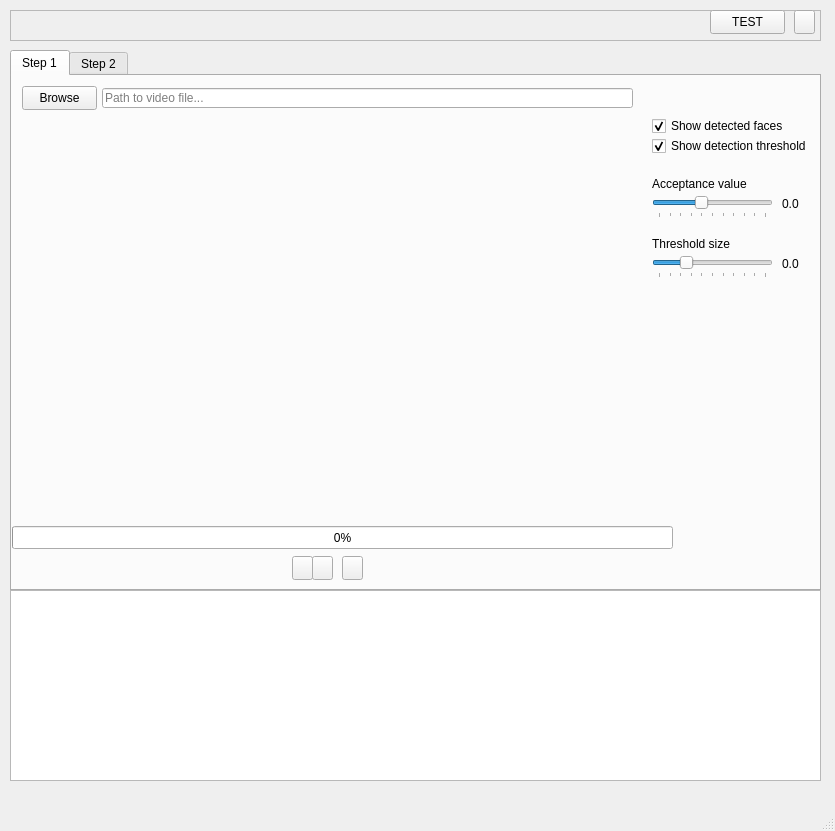
This is AIWake_app.ui in Kirkuss/TFG as Qt 5 draws it before an edit. The edited form follows.
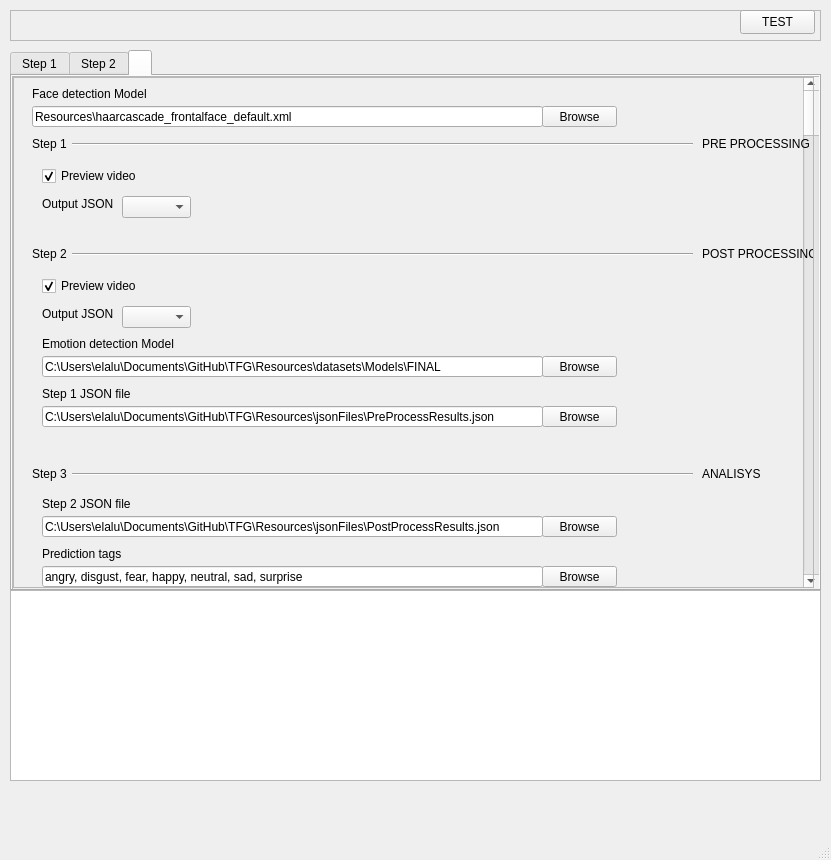
This is the edited form. The open tabs and pages were chosen to show the change. Icons and pictures are not drawn.

Patch:
```diff
--- a/AIWake_app.ui
+++ b/AIWake_app.ui
@@ -6,8 +6,8 @@
    <rect>
     <x>0</x>
     <y>0</y>
-    <width>835</width>
-    <height>831</height>
+    <width>831</width>
+    <height>860</height>
    </rect>
   </property>
   <property name="sizePolicy">
@@ -36,9 +36,21 @@
       <height>541</height>
      </rect>
     </property>
+    <property name="layoutDirection">
+     <enum>Qt::LeftToRight</enum>
+    </property>
+    <property name="tabPosition">
+     <enum>QTabWidget::North</enum>
+    </property>
+    <property name="tabShape">
+     <enum>QTabWidget::Rounded</enum>
+    </property>
     <property name="currentIndex">
      <number>0</number>
     </property>
+    <property name="elideMode">
+     <enum>Qt::ElideNone</enum>
+    </property>
     <widget class="QWidget" name="step1Tab">
      <attribute name="title">
       <string>Step 1</string>
@@ -332,6 +344,633 @@
      <attribute name="title">
       <string>Step 2</string>
      </attribute>
+     <widget class="QLineEdit" name="pathInText_step2">
+      <property name="geometry">
+       <rect>
+        <x>10</x>
+        <y>10</y>
+        <width>611</width>
+        <height>20</height>
+       </rect>
+      </property>
+      <property name="readOnly">
+       <bool>true</bool>
+      </property>
+      <property name="placeholderText">
+       <string>Path to video file...</string>
+      </property>
+     </widget>
+     <widget class="QLabel" name="placeholder_step1_2">
+      <property name="enabled">
+       <bool>true</bool>
+      </property>
+      <property name="geometry">
+       <rect>
+        <x>0</x>
+        <y>40</y>
+        <width>621</width>
+        <height>411</height>
+       </rect>
+      </property>
+      <property name="text">
+       <string/>
+      </property>
+      <property name="pixmap">
+       <pixmap>../../../Desktop/TFG - DOCU/Recursos/Imagenes/Analisis/video-placeholder.jpg</pixmap>
+      </property>
+      <property name="scaledContents">
+       <bool>true</bool>
+      </property>
+      <property name="indent">
+       <number>0</number>
+      </property>
+     </widget>
+     <widget class="QLabel" name="step2Video">
+      <property name="geometry">
+       <rect>
+        <x>0</x>
+        <y>40</y>
+        <width>621</width>
+        <height>411</height>
+       </rect>
+      </property>
+      <property name="text">
+       <string/>
+      </property>
+      <property name="scaledContents">
+       <bool>true</bool>
+      </property>
+      <property name="indent">
+       <number>1</number>
+      </property>
+     </widget>
+     <widget class="QProgressBar" name="step2Pb">
+      <property name="geometry">
+       <rect>
+        <x>0</x>
+        <y>450</y>
+        <width>661</width>
+        <height>23</height>
+       </rect>
+      </property>
+      <property name="value">
+       <number>0</number>
+      </property>
+     </widget>
+     <widget class="QPushButton" name="playBt_2">
+      <property name="geometry">
+       <rect>
+        <x>280</x>
+        <y>480</y>
+        <width>21</width>
+        <height>24</height>
+       </rect>
+      </property>
+      <property name="text">
+       <string/>
+      </property>
+      <property name="icon">
+       <iconset>
+        <normaloff>Resources/app_img/icons/play.png</normaloff>Resources/app_img/icons/play.png</iconset>
+      </property>
+     </widget>
+     <widget class="QPushButton" name="pauseBt_2">
+      <property name="geometry">
+       <rect>
+        <x>300</x>
+        <y>480</y>
+        <width>21</width>
+        <height>24</height>
+       </rect>
+      </property>
+      <property name="text">
+       <string/>
+      </property>
+      <property name="icon">
+       <iconset>
+        <normaloff>Resources/app_img/icons/pause.png</normaloff>Resources/app_img/icons/pause.png</iconset>
+      </property>
+     </widget>
+     <widget class="QPushButton" name="forwardBt_step2">
+      <property name="geometry">
+       <rect>
+        <x>330</x>
+        <y>480</y>
+        <width>21</width>
+        <height>24</height>
+       </rect>
+      </property>
+      <property name="text">
+       <string/>
+      </property>
+      <property name="icon">
+       <iconset>
+        <normaloff>Resources/app_img/icons/forward.png</normaloff>Resources/app_img/icons/forward.png</iconset>
+      </property>
+     </widget>
+    </widget>
+    <widget class="QWidget" name="optionsTab">
+     <attribute name="icon">
+      <iconset>
+       <normaloff>Resources/app_img/icons/gear.png</normaloff>Resources/app_img/icons/gear.png</iconset>
+     </attribute>
+     <attribute name="title">
+      <string/>
+     </attribute>
+     <widget class="QLabel" name="label_3">
+      <property name="geometry">
+       <rect>
+        <x>20</x>
+        <y>10</y>
+        <width>121</width>
+        <height>16</height>
+       </rect>
+      </property>
+      <property name="text">
+       <string>Face detection Model</string>
+      </property>
+     </widget>
+     <widget class="QLineEdit" name="lineEdit">
+      <property name="geometry">
+       <rect>
+        <x>20</x>
+        <y>30</y>
+        <width>511</width>
+        <height>21</height>
+       </rect>
+      </property>
+      <property name="text">
+       <string>Resources\haarcascade_frontalface_default.xml</string>
+      </property>
+      <property name="readOnly">
+       <bool>true</bool>
+      </property>
+     </widget>
+     <widget class="QPushButton" name="BrowseFaceModelBt">
+      <property name="geometry">
+       <rect>
+        <x>530</x>
+        <y>30</y>
+        <width>75</width>
+        <height>21</height>
+       </rect>
+      </property>
+      <property name="text">
+       <string>Browse</string>
+      </property>
+     </widget>
+     <widget class="QLabel" name="label_4">
+      <property name="geometry">
+       <rect>
+        <x>30</x>
+        <y>120</y>
+        <width>71</width>
+        <height>16</height>
+       </rect>
+      </property>
+      <property name="text">
+       <string>Output JSON</string>
+      </property>
+     </widget>
+     <widget class="QLabel" name="label_5">
+      <property name="geometry">
+       <rect>
+        <x>20</x>
+        <y>60</y>
+        <width>49</width>
+        <height>16</height>
+       </rect>
+      </property>
+      <property name="text">
+       <string>Step 1</string>
+      </property>
+     </widget>
+     <widget class="Line" name="line">
+      <property name="geometry">
+       <rect>
+        <x>60</x>
+        <y>60</y>
+        <width>621</width>
+        <height>16</height>
+       </rect>
+      </property>
+      <property name="orientation">
+       <enum>Qt::Horizontal</enum>
+      </property>
+     </widget>
+     <widget class="QComboBox" name="comboBox">
+      <property name="geometry">
+       <rect>
+        <x>110</x>
+        <y>120</y>
+        <width>69</width>
+        <height>22</height>
+       </rect>
+      </property>
+      <property name="currentText">
+       <string/>
+      </property>
+     </widget>
+     <widget class="QCheckBox" name="checkBox">
+      <property name="geometry">
+       <rect>
+        <x>30</x>
+        <y>90</y>
+        <width>101</width>
+        <height>20</height>
+       </rect>
+      </property>
+      <property name="text">
+       <string>Preview video</string>
+      </property>
+      <property name="checked">
+       <bool>true</bool>
+      </property>
+     </widget>
+     <widget class="Line" name="line_2">
+      <property name="geometry">
+       <rect>
+        <x>60</x>
+        <y>170</y>
+        <width>621</width>
+        <height>16</height>
+       </rect>
+      </property>
+      <property name="orientation">
+       <enum>Qt::Horizontal</enum>
+      </property>
+     </widget>
+     <widget class="QLabel" name="label_6">
+      <property name="geometry">
+       <rect>
+        <x>20</x>
+        <y>170</y>
+        <width>49</width>
+        <height>16</height>
+       </rect>
+      </property>
+      <property name="text">
+       <string>Step 2</string>
+      </property>
+     </widget>
+     <widget class="QCheckBox" name="checkBox_2">
+      <property name="geometry">
+       <rect>
+        <x>30</x>
+        <y>200</y>
+        <width>101</width>
+        <height>20</height>
+       </rect>
+      </property>
+      <property name="text">
+       <string>Preview video</string>
+      </property>
+      <property name="checked">
+       <bool>true</bool>
+      </property>
+     </widget>
+     <widget class="QLabel" name="label_7">
+      <property name="geometry">
+       <rect>
+        <x>30</x>
+        <y>230</y>
+        <width>71</width>
+        <height>16</height>
+       </rect>
+      </property>
+      <property name="text">
+       <string>Output JSON</string>
+      </property>
+     </widget>
+     <widget class="QComboBox" name="comboBox_2">
+      <property name="geometry">
+       <rect>
+        <x>110</x>
+        <y>230</y>
+        <width>69</width>
+        <height>22</height>
+       </rect>
+      </property>
+      <property name="currentText">
+       <string/>
+      </property>
+     </widget>
+     <widget class="QPushButton" name="BrowseFaceModelBt_2">
+      <property name="geometry">
+       <rect>
+        <x>530</x>
+        <y>280</y>
+        <width>75</width>
+        <height>21</height>
+       </rect>
+      </property>
+      <property name="text">
+       <string>Browse</string>
+      </property>
+     </widget>
+     <widget class="QLineEdit" name="lineEdit_2">
+      <property name="geometry">
+       <rect>
+        <x>30</x>
+        <y>280</y>
+        <width>501</width>
+        <height>21</height>
+       </rect>
+      </property>
+      <property name="text">
+       <string>C:\Users\elalu\Documents\GitHub\TFG\Resources\datasets\Models\FINAL</string>
+      </property>
+      <property name="readOnly">
+       <bool>true</bool>
+      </property>
+     </widget>
+     <widget class="QLabel" name="label_8">
+      <property name="geometry">
+       <rect>
+        <x>30</x>
+        <y>260</y>
+        <width>191</width>
+        <height>16</height>
+       </rect>
+      </property>
+      <property name="text">
+       <string>Emotion detection Model</string>
+      </property>
+     </widget>
+     <widget class="QLineEdit" name="lineEdit_3">
+      <property name="geometry">
+       <rect>
+        <x>30</x>
+        <y>330</y>
+        <width>501</width>
+        <height>21</height>
+       </rect>
+      </property>
+      <property name="text">
+       <string>C:\Users\elalu\Documents\GitHub\TFG\Resources\jsonFiles\PreProcessResults.json</string>
+      </property>
+      <property name="readOnly">
+       <bool>true</bool>
+      </property>
+     </widget>
+     <widget class="QPushButton" name="BrowseFaceModelBt_3">
+      <property name="geometry">
+       <rect>
+        <x>530</x>
+        <y>330</y>
+        <width>75</width>
+        <height>21</height>
+       </rect>
+      </property>
+      <property name="text">
+       <string>Browse</string>
+      </property>
+     </widget>
+     <widget class="QLabel" name="label_9">
+      <property name="geometry">
+       <rect>
+        <x>30</x>
+        <y>310</y>
+        <width>191</width>
+        <height>16</height>
+       </rect>
+      </property>
+      <property name="text">
+       <string>Step 1 JSON file</string>
+      </property>
+     </widget>
+     <widget class="QLabel" name="label_10">
+      <property name="geometry">
+       <rect>
+        <x>20</x>
+        <y>390</y>
+        <width>49</width>
+        <height>16</height>
+       </rect>
+      </property>
+      <property name="text">
+       <string>Step 3</string>
+      </property>
+     </widget>
+     <widget class="Line" name="line_3">
+      <property name="geometry">
+       <rect>
+        <x>60</x>
+        <y>390</y>
+        <width>621</width>
+        <height>16</height>
+       </rect>
+      </property>
+      <property name="orientation">
+       <enum>Qt::Horizontal</enum>
+      </property>
+     </widget>
+     <widget class="QLabel" name="label_11">
+      <property name="geometry">
+       <rect>
+        <x>690</x>
+        <y>60</y>
+        <width>111</width>
+        <height>16</height>
+       </rect>
+      </property>
+      <property name="text">
+       <string>PRE PROCESSING</string>
+      </property>
+     </widget>
+     <widget class="QLabel" name="label_12">
+      <property name="geometry">
+       <rect>
+        <x>690</x>
+        <y>170</y>
+        <width>111</width>
+        <height>16</height>
+       </rect>
+      </property>
+      <property name="text">
+       <string>POST PROCESSING</string>
+      </property>
+     </widget>
+     <widget class="QLabel" name="label_13">
+      <property name="geometry">
+       <rect>
+        <x>690</x>
+        <y>390</y>
+        <width>111</width>
+        <height>16</height>
+       </rect>
+      </property>
+      <property name="text">
+       <string>ANALISYS</string>
+      </property>
+     </widget>
+     <widget class="QLabel" name="label_14">
+      <property name="geometry">
+       <rect>
+        <x>30</x>
+        <y>420</y>
+        <width>191</width>
+        <height>16</height>
+       </rect>
+      </property>
+      <property name="text">
+       <string>Step 2 JSON file</string>
+      </property>
+     </widget>
+     <widget class="QLineEdit" name="lineEdit_4">
+      <property name="geometry">
+       <rect>
+        <x>30</x>
+        <y>440</y>
+        <width>501</width>
+        <height>21</height>
+       </rect>
+      </property>
+      <property name="text">
+       <string>C:\Users\elalu\Documents\GitHub\TFG\Resources\jsonFiles\PostProcessResults.json</string>
+      </property>
+      <property name="readOnly">
+       <bool>true</bool>
+      </property>
+     </widget>
+     <widget class="QPushButton" name="BrowseFaceModelBt_4">
+      <property name="geometry">
+       <rect>
+        <x>530</x>
+        <y>440</y>
+        <width>75</width>
+        <height>21</height>
+       </rect>
+      </property>
+      <property name="text">
+       <string>Browse</string>
+      </property>
+     </widget>
+     <widget class="QLabel" name="label_15">
+      <property name="geometry">
+       <rect>
+        <x>30</x>
+        <y>470</y>
+        <width>191</width>
+        <height>16</height>
+       </rect>
+      </property>
+      <property name="text">
+       <string>Prediction tags</string>
+      </property>
+     </widget>
+     <widget class="QLineEdit" name="lineEdit_5">
+      <property name="geometry">
+       <rect>
+        <x>30</x>
+        <y>490</y>
+        <width>501</width>
+        <height>21</height>
+       </rect>
+      </property>
+      <property name="text">
+       <string>angry, disgust, fear, happy, neutral, sad, surprise</string>
+      </property>
+      <property name="readOnly">
+       <bool>false</bool>
+      </property>
+     </widget>
+     <widget class="QPushButton" name="BrowseFaceModelBt_5">
+      <property name="geometry">
+       <rect>
+        <x>530</x>
+        <y>490</y>
+        <width>75</width>
+        <height>21</height>
+       </rect>
+      </property>
+      <property name="text">
+       <string>Browse</string>
+      </property>
+     </widget>
+     <widget class="QScrollArea" name="scrollArea">
+      <property name="geometry">
+       <rect>
+        <x>0</x>
+        <y>0</y>
+        <width>811</width>
+        <height>521</height>
+       </rect>
+      </property>
+      <property name="widgetResizable">
+       <bool>true</bool>
+      </property>
+      <widget class="QWidget" name="scrollAreaWidgetContents">
+       <property name="geometry">
+        <rect>
+         <x>0</x>
+         <y>0</y>
+         <width>809</width>
+         <height>519</height>
+        </rect>
+       </property>
+       <widget class="QScrollBar" name="verticalScrollBar">
+        <property name="geometry">
+         <rect>
+          <x>790</x>
+          <y>0</y>
+          <width>16</width>
+          <height>511</height>
+         </rect>
+        </property>
+        <property name="orientation">
+         <enum>Qt::Vertical</enum>
+        </property>
+       </widget>
+       <widget class="QFrame" name="frame_3">
+        <property name="geometry">
+         <rect>
+          <x>0</x>
+          <y>0</y>
+          <width>801</width>
+          <height>511</height>
+         </rect>
+        </property>
+        <property name="frameShape">
+         <enum>QFrame::StyledPanel</enum>
+        </property>
+        <property name="frameShadow">
+         <enum>QFrame::Raised</enum>
+        </property>
+       </widget>
+      </widget>
+     </widget>
+     <zorder>scrollArea</zorder>
+     <zorder>label_3</zorder>
+     <zorder>lineEdit</zorder>
+     <zorder>BrowseFaceModelBt</zorder>
+     <zorder>label_4</zorder>
+     <zorder>label_5</zorder>
+     <zorder>line</zorder>
+     <zorder>comboBox</zorder>
+     <zorder>checkBox</zorder>
+     <zorder>line_2</zorder>
+     <zorder>label_6</zorder>
+     <zorder>checkBox_2</zorder>
+     <zorder>label_7</zorder>
+     <zorder>comboBox_2</zorder>
+     <zorder>BrowseFaceModelBt_2</zorder>
+     <zorder>lineEdit_2</zorder>
+     <zorder>label_8</zorder>
+     <zorder>lineEdit_3</zorder>
+     <zorder>BrowseFaceModelBt_3</zorder>
+     <zorder>label_9</zorder>
+     <zorder>label_10</zorder>
+     <zorder>line_3</zorder>
+     <zorder>label_11</zorder>
+     <zorder>label_12</zorder>
+     <zorder>label_13</zorder>
+     <zorder>label_14</zorder>
+     <zorder>lineEdit_4</zorder>
+     <zorder>BrowseFaceModelBt_4</zorder>
+     <zorder>label_15</zorder>
+     <zorder>lineEdit_5</zorder>
+     <zorder>BrowseFaceModelBt_5</zorder>
     </widget>
    </widget>
    <widget class="QFrame" name="frame_2">
@@ -349,27 +988,10 @@
     <property name="frameShadow">
      <enum>QFrame::Raised</enum>
     </property>
-    <widget class="QPushButton" name="settingsBt">
-     <property name="geometry">
-      <rect>
-       <x>784</x>
-       <y>0</y>
-       <width>21</width>
-       <height>24</height>
-      </rect>
-     </property>
-     <property name="text">
-      <string/>
-     </property>
-     <property name="icon">
-      <iconset>
-       <normaloff>Resources/app_img/icons/gear.png</normaloff>Resources/app_img/icons/gear.png</iconset>
-     </property>
-    </widget>
     <widget class="QPushButton" name="bt1">
      <property name="geometry">
       <rect>
-       <x>700</x>
+       <x>730</x>
        <y>0</y>
        <width>75</width>
        <height>24</height>
```
Left out of the diff: 6 changed lines with no effect on the pictures.
